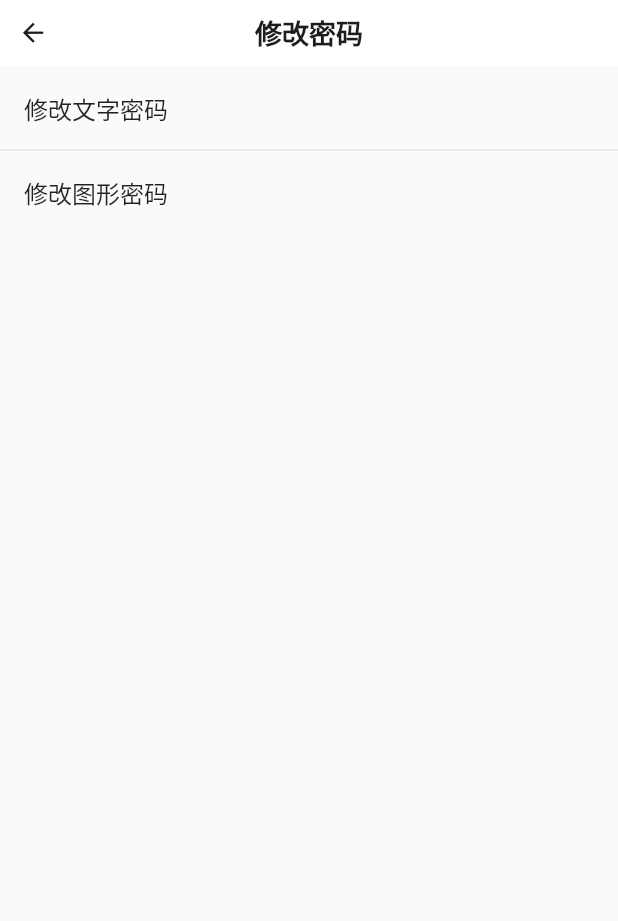
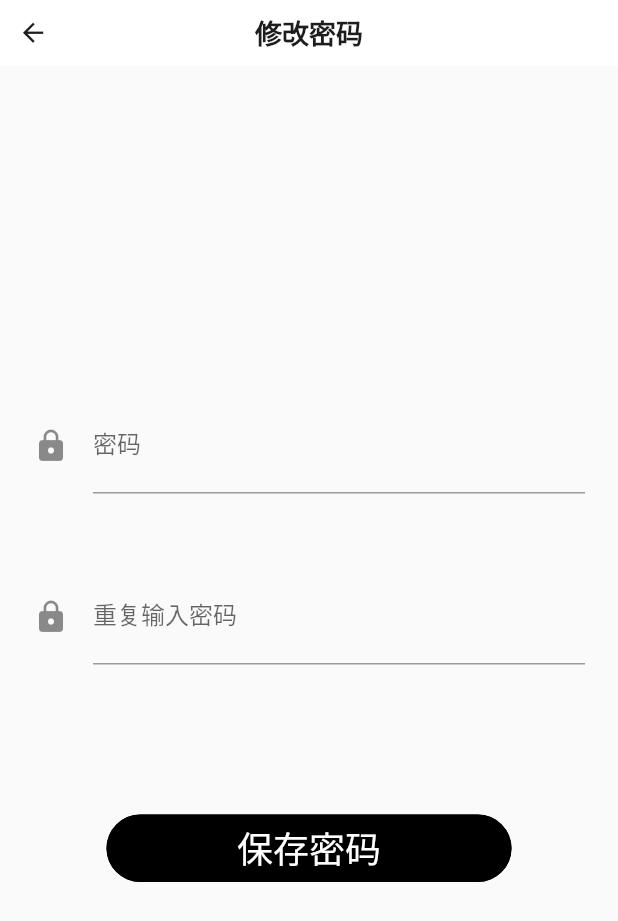
Before and after one commit to EmiseSam/Software-Engineering-2020Fall-iAccount, a Flutter app: the PwchangePage screen opened directly, after a tap on "修改文字密码", on a phone screen of 412 x 824 dp. Shown: the top 921 px of the screen. Run offline on Flutter 3.47's test engine with Material 2 defaults, Android fonts, the phone set to English and light mode, and no system bars; our stand-ins replace charts_flutter, fluro, flutter_datetime_picker, flutter_screenutil, flutter_spinkit, keyboard_actions and 4 more; missing offline and left inert: flustars, gesture_recognition; accounts and stored records are empty; generated files the repository leaves out were written again.

Commit message:
fix some bugs
一次没有意义的更新

```diff
--- a/lib/db/db_helper.dart
+++ b/lib/db/db_helper.dart
@@ -21,6 +21,9 @@ class Dbhelper {
   factory Dbhelper() => _singleton;
 
   Database _db;
+
+  ///手势密码表
+  final _patternLock = 'PatternLock';
 
   /// 账单表
   final _billTableName = 'BillRecord';
@@ -53,6 +56,17 @@ class Dbhelper {
 
   /// When creating the db, create the table type 1支出 2收入
   void _onCreate(Database db, int version) async {
+
+    //密码表
+
+    String queryPassWord = """
+    CREATE TABLE $_patternLock(
+    loginpw TEXT
+    )
+    """;
+    await db.execute(queryPassWord);
+
+
     // 账单记录表
     //是否同步 是否删除 金额、备注、类型 1支出 2收入 、 类别名、图片路径、创建时间、更新时间
     String queryBill = """
--- a/lib/main.dart
+++ b/lib/main.dart
@@ -5,7 +5,6 @@ import 'dart:io';
 import 'package:i_account/pages/login.dart';
 import 'package:i_account/pages/settingspages/darkmode_provider.dart';
 import 'package:provider/provider.dart';
-import 'package:shared_preferences/shared_preferences.dart';
 
 void main() {
   //透明状态栏
--- a/lib/pages/loginpages/patternlock.dart
+++ b/lib/pages/loginpages/patternlock.dart
@@ -1,11 +1,10 @@
 import 'package:i_account/res/colours.dart';
 import 'package:flutter/material.dart';
 import 'package:i_account/widgets/appbar.dart';
-import 'package:i_account/res/styles.dart';
 import 'dart:ui';
 import 'package:gesture_recognition/gesture_view.dart';
-import 'package:i_account/pages/loginpages/patternlock-create.dart';
 import 'package:i_account/pages/tabs.dart';
+import 'package:i_account/db/db_helper.dart';
 
 class PatternlockPage extends StatefulWidget {
   @override
--- a/lib/pages/loginpages/pw_change.dart
+++ b/lib/pages/loginpages/pw_change.dart
@@ -2,6 +2,7 @@ import 'package:i_account/res/colours.dart';
 import 'package:flutter/material.dart';
 import 'package:i_account/widgets/appbar.dart';
 import 'package:i_account/pages/loginpages/patternlock-create.dart';
+import 'package:i_account/pages/loginpages/pw_change_final.dart';
 
 class PwchangePage extends StatefulWidget {
   @override
@@ -35,7 +36,8 @@ class _PwchangePageState extends State<PwchangePage> {
             children: ListTile.divideTiles(context: context, tiles: [
               ListTile(
                 title: Text("修改文字密码"),
-                onTap: () {
+                onTap: () {Navigator.push(context,
+                    MaterialPageRoute(builder: (context) => PwchangefinalPage()));
                 },
               ),
               ListTile(
--- /dev/null
+++ b/lib/pages/loginpages/pw_change_final.dart
@@ -0,0 +1,160 @@
+import 'package:i_account/res/colours.dart';
+import 'package:flutter/material.dart';
+import 'package:i_account/widgets/appbar.dart';
+import 'package:i_account/pages/loginpages/pw_change.dart';
+
+class PwchangefinalPage extends StatefulWidget {
+  @override
+  _PwchangefinalPageState createState() => _PwchangefinalPageState();
+}
+
+class _PwchangefinalPageState extends State<PwchangefinalPage> {
+  String pw1;
+  String pw2;
+
+  _buildAppBarTitle() {
+    return Container(
+      child: ButtonTheme(
+        padding: const EdgeInsets.symmetric(horizontal: 0),
+        child: Text(
+          '修改密码',
+          style: TextStyle(
+              fontSize: 18,
+              color: Colours.app_main,
+              fontWeight: FontWeight.w600),
+        ),
+      ),
+    );
+  }
+
+  @override
+  Widget build(BuildContext context) {
+    return Scaffold(
+        appBar: MyAppBar(
+          titleWidget: _buildAppBarTitle(),
+        ),
+        resizeToAvoidBottomInset: false,
+        body: Form(
+            //key: _formKey,
+            child: ListView(
+          padding: EdgeInsets.symmetric(horizontal: 22.0),
+          children: <Widget>[
+            SizedBox(
+              height: kToolbarHeight,
+            ),
+            buildTitle(),
+            //buildTitleLine(),
+            SizedBox(height: 100.0),
+            Form(
+              //key: _globalKey,
+              autovalidateMode: AutovalidateMode.onUserInteraction,
+              child: Column(
+                children: <Widget>[
+                  TextFormField(
+                    //controller: _userPwd,
+                    decoration: InputDecoration(
+                      labelText: '密码',
+                      hintText: '请输入你的密码',
+                      icon: Icon(Icons.lock),
+                    ),
+                    validator: (v) {
+                      pw1 = v.trim();
+                      return v.trim().length > 5 ? null : "密码不能低于6位";
+                    },
+                    obscureText: true,
+                  ),
+                  SizedBox(height: 50.0),
+                  TextFormField(
+                    //controller: _userPwd,
+                    decoration: InputDecoration(
+                      labelText: '重复输入密码',
+                      hintText: '请再次输入你的密码',
+                      icon: Icon(Icons.lock),
+                    ),
+                    validator: (v) {
+                      pw2 = v.trim();
+                      return v.trim().length > 5
+                          ? pw1 == pw2
+                              ? null
+                              : "与第一次输入的密码不相同"
+                          : "密码不能低于6位";
+                    },
+                    obscureText: true,
+                  ),
+                  Padding(
+                    padding: EdgeInsets.only(top: 100.0),
+                  ),
+                  SizedBox(
+                    height: 45.0,
+                    width: 270.0,
+                    child: FlatButton(
+                      onPressed: () {
+                        if (pw1 == pw2 && pw1.length > 5 && pw2.length > 5) {
+                          //TODO 保存密码 需要用到数据库
+                          //TODO 保存密码时还要判断是否与原密码相同，与原密码相同则不能更改密码
+                          showDialog(
+                              context: context,
+                              barrierDismissible: false,
+                              builder: (BuildContext context) {
+                                return AlertDialog(
+                                  title: Text('提示'),
+                                  content: Text('密码已修改完成'),
+                                  actions: <Widget>[
+                                    FlatButton(
+                                      onPressed: () {
+                                        Navigator.push(
+                                            context,
+                                            MaterialPageRoute(
+                                                builder: (context) =>
+                                                    PwchangePage()));
+                                      },
+                                      child: Text('确定'),
+                                    ),
+                                  ],
+                                );
+                              });
+                        }
+                      },
+                      shape: StadiumBorder(side: BorderSide()),
+                      child: Text(
+                        "保存密码",
+                        style:
+                            Theme.of(context).primaryTextTheme.headline5, //字体白色
+                      ),
+                      color: Colors.black,
+                    ),
+                  ),
+                ],
+              ),
+            ),
+            SizedBox(height: 90.0),
+          ],
+        )));
+  }
+
+  /*
+  Padding buildTitleLine() {
+    return Padding(
+      padding: EdgeInsets.only(left: 12.0, top: 4.0),
+      child: Align(
+        alignment: Alignment.bottomLeft,
+        child: Container(
+          color: Colors.black,
+          width: 40.0,
+          height: 2.0,
+        ),
+      ),
+    );
+  }
+   */
+
+  Padding buildTitle() {
+    return Padding(
+      padding: EdgeInsets.all(8.0),
+      child: Text(
+        ' ',
+        style: TextStyle(fontSize: 42.0),
+      ),
+    );
+  }
+}
--- a/lib/pages/morepages/about.dart
+++ b/lib/pages/morepages/about.dart
@@ -39,7 +39,7 @@ class _AboutPageState extends State<AboutPage> {
                 "软件版本",
                 textAlign: TextAlign.left,
                 style: TextStyle(
-                  color: Colors.black,
+                  //color: Colors.black,
                   fontSize: 24.0,
                 ),
               ),
@@ -48,7 +48,7 @@ class _AboutPageState extends State<AboutPage> {
                 "V0.2.0",
                 textAlign: TextAlign.left,
                 style: TextStyle(
-                  color: Colours.app_main,
+                  //color: Colours.app_main,
                   fontSize: 30.0,
                 ),
               ),
@@ -57,7 +57,7 @@ class _AboutPageState extends State<AboutPage> {
                 "开发团队",
                 textAlign: TextAlign.left,
                 style: TextStyle(
-                  color: Colors.black,
+                  //color: Colors.black,
                   fontSize: 24.0,
                 ),
               ),
--- a/lib/pages/newbill.dart
+++ b/lib/pages/newbill.dart
@@ -374,7 +374,7 @@ class _NewPageState extends State<NewPage> with TickerProviderStateMixin {
             // 保存
             saveCallback: () {
               _record();
-              //暂时不跳转NavigatorUtils.goBack(context);
+               NavigatorUtils.goBack(context);
             },
           ),
           MediaQuery.of(context).padding.bottom > 0
```
Also changed, not shown: lib/pages/login.dart (+11 -8 lines), lib/pages/loginpages/pw_change_auth.dart (+3 -4 lines), 1 other file.
